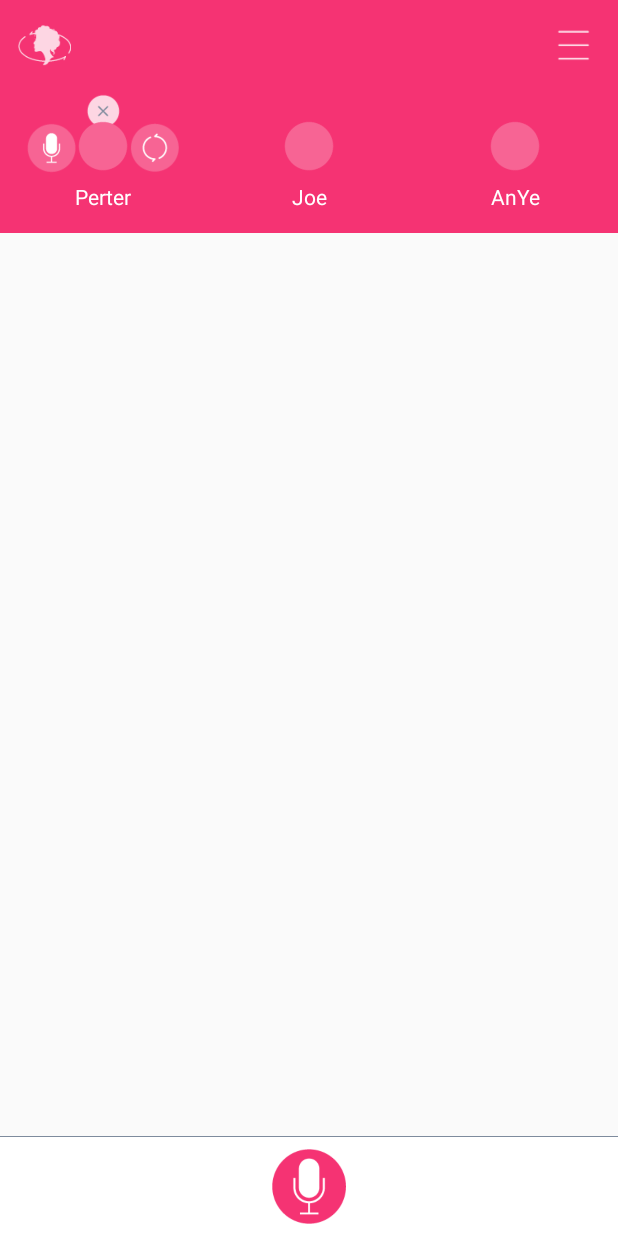
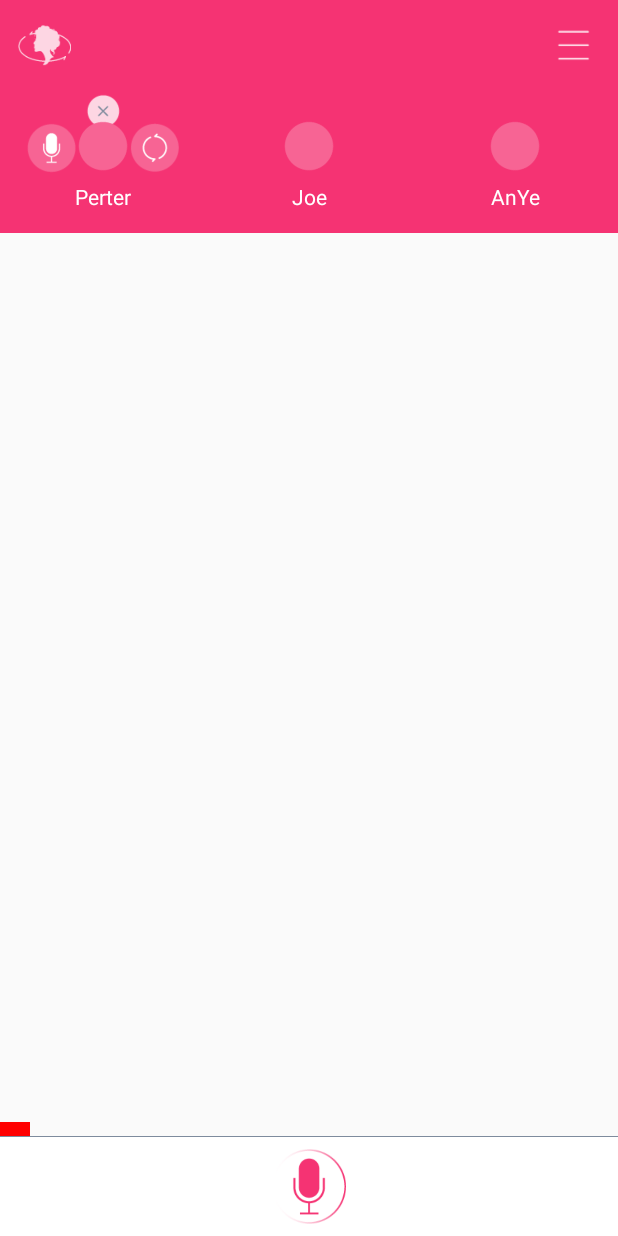
Before and after one commit to V-Show/Veil-Android, an Android app: the ActivityChat screen opened directly, with no data from a screen before it, after a tap on an icon or button, on a phone screen of 412 x 824 dp. Run offline under Robolectric (Android 15) with nearby library versions, the phone set to English and light mode, and no system bars; 2 statements that could not run were skipped.

Commit message:
增加说话时间监听动画

```diff
--- a/app/src/main/java/com/veiljoy/veil/activity/ActivityChat.java
+++ b/app/src/main/java/com/veiljoy/veil/activity/ActivityChat.java
@@ -23,6 +23,7 @@ import com.veiljoy.veil.android.BaseApplication;
 import com.veiljoy.veil.R;
 import com.veiljoy.veil.adapter.ChatAdapter;
 import com.veiljoy.veil.android.popupwidows.ChatPopupWindow;
+import com.veiljoy.veil.android.view.LinearProgressBarLayout;
 import com.veiljoy.veil.im.IMMessage;
 import com.veiljoy.veil.im.IMMessageVoiceEntity;
 import com.veiljoy.veil.memory.ImageCache;
@@ -79,9 +80,9 @@ public class ActivityChat extends ActivityChatSupport implements View.OnLongClic
     private CheckBox mIBPpl1Voice;
     private CheckBox mIBPpl2Voice;
 
-    private boolean misPplOptionShow;
-    private boolean misPpl1ptionShow;
-    private boolean misPpl2ptionShow;
+    private boolean mIsPplOptionShow;
+    private boolean mIsPpl1ptionShow;
+    private boolean mIsPpl2ptionShow;
     /*
     * info for the girl
     * */
@@ -118,7 +119,7 @@ public class ActivityChat extends ActivityChatSupport implements View.OnLongClic
     /*
     *
     * */
-
+    LinearProgressBarLayout mLinearProgressBarLayout;
 
      @Override
     protected void onCreate(Bundle savedInstanceState) {
@@ -166,6 +167,8 @@ public class ActivityChat extends ActivityChatSupport implements View.OnLongClic
         mIBPpl0Voice.setOnCheckedChangeListener(new OnPp0VoiceCheckedListener());
         mIBPpl1Voice.setOnCheckedChangeListener(new OnPp1VoiceCheckedListener());
         mIBPpl2Voice.setOnCheckedChangeListener(new OnPp2VoiceCheckedListener());
+
+        mLinearProgressBarLayout.start();
     }
 
     private void initViews() {
@@ -209,6 +212,9 @@ public class ActivityChat extends ActivityChatSupport implements View.OnLongClic
         mIBPpl1Avatar=(ImageButton)mPpl1Layout.findViewById(R.id.userphoto_avatar_item_iv_cover);
         mIBPpl2Avatar=(ImageButton)mPpl2Layout.findViewById(R.id.userphoto_avatar_item_iv_cover);
 
+        mLinearProgressBarLayout=(LinearProgressBarLayout)this.findViewById(R.id.activity_chat_talk_progressbar_layout);
+
+
         initPopMenu();
 
 
@@ -240,20 +246,39 @@ public class ActivityChat extends ActivityChatSupport implements View.OnLongClic
 
         @Override
         public void onClick(View v) {
-
+            mIsPplOptionShow=!mIsPplOptionShow;
+            mLinearProgressBarLayout.end();
+            if(mIsPplOptionShow){
                 mIBPpl0Change.setVisibility(View.VISIBLE);
                 mIBPpl0Kick.setVisibility(View.VISIBLE);
                 mIBPpl0Voice.setVisibility(View.VISIBLE);
             }
+            else{
+                mIBPpl0Change.setVisibility(View.INVISIBLE);
+                mIBPpl0Kick.setVisibility(View.INVISIBLE);
+                mIBPpl0Voice.setVisibility(View.INVISIBLE);
+            }
+
+        }
+
+
     }
 
     class OnPpl1AvatarClick implements View.OnClickListener{
 
         @Override
         public void onClick(View v) {
+            mIsPpl1ptionShow=!mIsPpl1ptionShow;
+            if(mIsPpl1ptionShow){
                 mIBPpl1Change.setVisibility(View.VISIBLE);
                 mIBPpl1Kick.setVisibility(View.VISIBLE);
                 mIBPpl1Voice.setVisibility(View.VISIBLE);
+            }
+            else{
+                mIBPpl1Change.setVisibility(View.INVISIBLE);
+                mIBPpl1Kick.setVisibility(View.INVISIBLE);
+                mIBPpl1Voice.setVisibility(View.INVISIBLE);
+            }
         }
     }
 
@@ -261,9 +286,19 @@ public class ActivityChat extends ActivityChatSupport implements View.OnLongClic
 
         @Override
         public void onClick(View v) {
+            mIsPpl2ptionShow=!mIsPpl2ptionShow;
+            if(mIsPpl2ptionShow){
                 mIBPpl2Change.setVisibility(View.VISIBLE);
                 mIBPpl2Kick.setVisibility(View.VISIBLE);
                 mIBPpl2Voice.setVisibility(View.VISIBLE);
+
+            }
+            else{
+                mIBPpl2Change.setVisibility(View.INVISIBLE);
+                mIBPpl2Kick.setVisibility(View.INVISIBLE);
+                mIBPpl2Voice.setVisibility(View.INVISIBLE);
+            }
+
         }
     }
 
@@ -491,7 +526,8 @@ public class ActivityChat extends ActivityChatSupport implements View.OnLongClic
 
         @Override
         public void onCheckedChanged(CompoundButton buttonView, boolean isChecked) {
-            mIBPpl0Voice.setChecked(!isChecked);
+
+
         }
     }
 
@@ -499,14 +535,14 @@ public class ActivityChat extends ActivityChatSupport implements View.OnLongClic
 
         @Override
         public void onCheckedChanged(CompoundButton buttonView, boolean isChecked) {
-            mIBPpl1Voice.setChecked(!isChecked);
+
         }
     }
     class OnPp2VoiceCheckedListener implements CompoundButton.OnCheckedChangeListener{
 
         @Override
         public void onCheckedChanged(CompoundButton buttonView, boolean isChecked) {
-            mIBPpl2Voice.setChecked(!isChecked);
+
         }
     }
 
--- /dev/null
+++ b/app/src/main/java/com/veiljoy/veil/android/view/LinearProgressBar.java
@@ -0,0 +1,82 @@
+package com.veiljoy.veil.android.view;
+
+import android.content.Context;
+import android.graphics.Canvas;
+import android.graphics.Color;
+import android.graphics.Paint;
+import android.graphics.Typeface;
+import android.util.AttributeSet;
+import android.util.Log;
+import android.view.MotionEvent;
+import android.view.View;
+
+/**
+ * Created by zhongqihong on 15/4/24.
+ */
+public class LinearProgressBar extends View {
+
+
+    String TAG=this.getClass().getName();
+
+    Paint paint = new Paint();
+    TickTracker tickTracker;
+    int ticks = 20;
+    int range = 0;
+
+    public LinearProgressBar(Context context, AttributeSet attrs, int defStyle) {
+        super(context, attrs, defStyle);
+        init();
+    }
+
+    public LinearProgressBar(Context context, AttributeSet attrs) {
+        super(context, attrs,0);
+
+    }
+
+    public LinearProgressBar(Context context) {
+        super(context);
+    }
+
+    public  void setTickListener(TickTracker l){
+        tickTracker=l;
+    }
+
+    private void adjustRange() {
+        ticks =tickTracker.getTicks();
+       // if (ticks > 0)
+        range = ticks*getWidth();
+    }
+
+     private void init(){
+       paint.setTypeface(Typeface.DEFAULT_BOLD);
+       paint.setFakeBoldText(true);
+       paint.setAntiAlias(true);
+       paint.setColor(Color.RED);
+       paint.setStrokeWidth((float) 1.0);
+    }
+
+    @Override
+    protected void onDraw(Canvas canvas) {
+        super.onDraw(canvas);
+        adjustRange();
+
+        Log.v(TAG,"range "+range+",posy"+ this.getY()+this.getHeight());
+
+        if (range <= this.getWidth()) {
+
+                canvas.drawLine(0, 0, range, 0, paint);
+
+
+        }
+        invalidate();
+
+
+
+    }
+    public static interface TickTracker{
+        int getTicks();
+    }
+
+
+
+}
--- /dev/null
+++ b/app/src/main/java/com/veiljoy/veil/android/view/LinearProgressBarLayout.java
@@ -0,0 +1,124 @@
+package com.veiljoy.veil.android.view;
+
+import android.content.Context;
+import android.util.AttributeSet;
+import android.util.Log;
+import android.view.LayoutInflater;
+import android.view.View;
+import android.view.animation.Animation;
+import android.view.animation.AnimationUtils;
+import android.view.animation.TranslateAnimation;
+import android.widget.FrameLayout;
+import android.widget.ImageView;
+import android.widget.LinearLayout;
+
+import com.veiljoy.veil.R;
+
+/**
+ * Created by zhongqihong on 15/4/24.
+ */
+
+public class LinearProgressBarLayout extends FrameLayout implements LinearProgressBar.TickTracker {
+    String TAG=this.getClass().getName();
+    LinearProgressBar progressBar;
+    Context mContext;
+    ImageView dot;
+    Animation animation;
+    long beforeTime;
+    long afterTime;
+    int totalTicks;
+    public LinearProgressBarLayout(Context context, AttributeSet attrs, int defStyle) {
+        super(context, attrs, defStyle);
+
+        initWidget(context );
+    }
+
+    public LinearProgressBarLayout(Context context, AttributeSet attrs) {
+        super(context, attrs,0);
+        initWidget(context);
+
+    }
+
+    public LinearProgressBarLayout(Context context) {
+        super(context);
+        initWidget(context);
+    }
+
+    private  void initWidget(Context context){
+        Log.v(TAG,"initWidget ");
+        mContext = context;
+        LayoutInflater inflater = (LayoutInflater)context.getSystemService( Context.LAYOUT_INFLATER_SERVICE );
+        View layout = inflater.inflate( R.layout.common_progress_line , null );
+        this.addView( layout );
+
+
+        progressBar =(LinearProgressBar)this.findViewById(R.id.common_progress_line);
+        dot=(ImageView)this.findViewById(R.id.common_progress_line_iv_dot);
+
+        totalTicks= Integer.parseInt(mContext.getString(R.string.talk_time_limited))*100;
+
+        animation= AnimationUtils.loadAnimation(
+                mContext, R.anim.controller_enter);
+        animation.setDuration(totalTicks);
+        animation.setAnimationListener(new DotAnimationListener());
+        animation.setFillAfter(true);
+
+        dot.setAnimation(animation);
+        progressBar.setTickListener(this);
+
+    }
+
+    public void start(){
+        Log.v(TAG,"start animation");
+        beforeTime = System.currentTimeMillis();
+        dot.startAnimation(animation);
+    }
+
+    public void end(){
+        animation.cancel();;
+    }
+    int[]location=new int[2];
+    public int getTicks(){
+
+     //   afterTime = System.currentTimeMillis();
+
+        //long delta=(afterTime-beforeTime)/1000;
+
+        float rate=(System.currentTimeMillis()-beforeTime)/(float)totalTicks;
+
+        dot.getLocationOnScreen(location);
+        Log.v(TAG,"start animation x "+ rate);
+
+
+        return (int)rate;
+    }
+
+    class DotAnimationListener implements android.view.animation.Animation.AnimationListener
+    {
+
+        @Override
+        public void onAnimationStart(Animation animation) {
+
+        }
+
+        @Override
+        public void onAnimationEnd(Animation animation) {
+
+        }
+
+        @Override
+        public void onAnimationRepeat(Animation animation) {
+
+        }
+    }
+
+
+
+
+
+
+
+
+
+
+}
--- /dev/null
+++ b/app/src/main/res/anim/controller_enter.xml
@@ -0,0 +1,5 @@
+<?xml version="1.0" encoding="utf-8"?>
+<set
+  xmlns:android="http://schemas.android.com/apk/res/android">
+    <translate android:duration="3000" android:fromXDelta="-100%" android:toXDelta="100%p" />
+</set>
--- /dev/null
+++ b/app/src/main/res/anim/controller_exit.xml
@@ -0,0 +1,5 @@
+<?xml version="1.0" encoding="utf-8"?>
+<set android:interpolator="@android:anim/anticipate_interpolator"
+  xmlns:android="http://schemas.android.com/apk/res/android">
+    <translate android:duration="500" android:fromXDelta="0.0" android:toXDelta="-100.0%p" />
+</set>
--- a/app/src/main/res/drawable/chat_menu_talk_selector.xml
+++ b/app/src/main/res/drawable/chat_menu_talk_selector.xml
@@ -1,6 +1,7 @@
 <?xml version="1.0" encoding="utf-8"?>
 <selector xmlns:android="http://schemas.android.com/apk/res/android">
-
+    <item android:state_checked="true" android:drawable="@drawable/talk_allowed" />
+    <item android:state_checked="false" android:drawable="@drawable/talk_baned" />
     <item android:state_pressed="true" android:drawable="@drawable/talk_allowed" />
     <item android:drawable="@drawable/talk_baned" />
 </selector>
--- a/app/src/main/res/drawable/chat_talk_selector.xml
+++ b/app/src/main/res/drawable/chat_talk_selector.xml
@@ -1,6 +1,6 @@
 <?xml version="1.0" encoding="utf-8"?>
 <selector xmlns:android="http://schemas.android.com/apk/res/android">
-
-    <item android:state_pressed="true" android:drawable="@drawable/chat_btn_talk_press" />
-    <item android:drawable="@drawable/chat_btn_talk_normal" />
+    <item android:state_checked="true" android:drawable="@drawable/chat_btn_talk_normal" />
+    <item android:state_pressed="true" android:drawable="@drawable/chat_btn_talk_normal" />
+    <item android:drawable="@drawable/chat_btn_talk_press" />
 </selector>
--- a/app/src/main/res/layout/activity_chat.xml
+++ b/app/src/main/res/layout/activity_chat.xml
@@ -207,6 +207,18 @@
 
     </LinearLayout>
 
+    <com.veiljoy.veil.android.view.LinearProgressBarLayout
+        android:id="@+id/activity_chat_talk_progressbar_layout"
+        android:layout_width="match_parent"
+        android:layout_height="10dp"
+        android:layout_above="@+id/activity_chat_talk_bar"
+
+
+     />
+
+
+
+
 
     <LinearLayout
         android:id="@+id/activity_chat_talk_bar"
@@ -236,7 +248,7 @@
         android:layout_width="match_parent"
         android:layout_height="0dp"
         android:layout_below="@id/activity_chat_user_info_layout"
-        android:layout_above="@id/activity_chat_separate_line"
+        android:layout_above="@id/activity_chat_talk_progressbar_layout"
        >
 
         <ListView
--- /dev/null
+++ b/app/src/main/res/layout/common_progress_line.xml
@@ -0,0 +1,21 @@
+<?xml version="1.0" encoding="utf-8"?>
+<FrameLayout xmlns:android="http://schemas.android.com/apk/res/android"
+    android:layout_width="match_parent" android:layout_height="match_parent">
+
+    <com.veiljoy.veil.android.view.LinearProgressBar
+        android:id="@+id/common_progress_line"
+        android:layout_width="match_parent"
+        android:layout_height="1dp"
+        android:layout_gravity="center_vertical"
+        />
+
+    <ImageView
+        android:id="@+id/common_progress_line_iv_dot"
+        android:layout_width="20dp"
+        android:layout_height="20dp"
+        android:background="@color/red"
+        android:layout_gravity="center_vertical"
+        />
+
+
+</FrameLayout>
--- a/app/src/main/res/values/dimens.xml
+++ b/app/src/main/res/values/dimens.xml
@@ -47,4 +47,5 @@
     <dimen name="gridview_avatar_margin_left">30dp</dimen>
 
 
+
 </resources>
--- a/app/src/main/res/values/strings.xml
+++ b/app/src/main/res/values/strings.xml
@@ -27,7 +27,7 @@
     <string name="register">Register</string>
     <string name="vacant">Vacant</string>
 
-
+    <string name="talk_time_limited">60</string>
 
 
 
```
Lines whose indentation alone changed are shown as unchanged.
